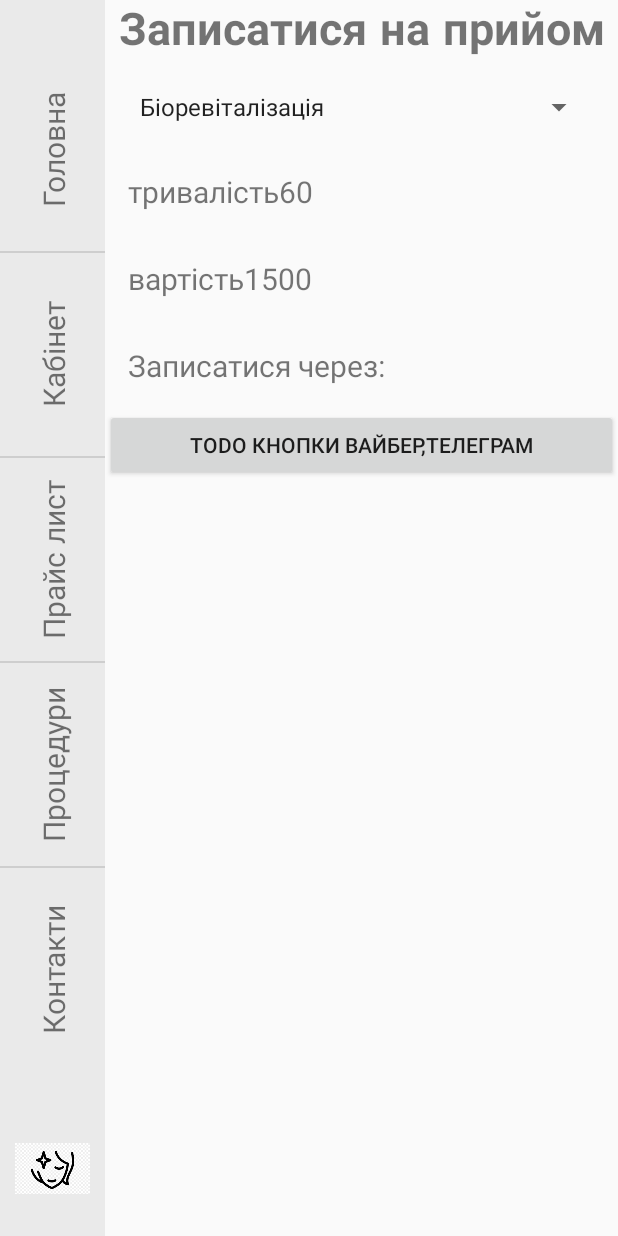
After one commit to daleondeveloper/CosmetologyBeaty, an Android app: the MakeAppointmentActivity screen opened directly, with no data from a screen before it, on a phone screen of 412 x 824 dp. The commit adds this screen. Run offline under Robolectric (Android 15) with nearby library versions, the phone set to English and light mode, and no system bars; our stand-ins replace Room's generated code, RxJava.

Commit message:
-додано активіті на запись на процедуру -доадно вибір процедури і зміна ціни і тривалості

```diff
--- a/app/src/main/AndroidManifest.xml
+++ b/app/src/main/AndroidManifest.xml
@@ -9,7 +9,8 @@
         android:roundIcon="@mipmap/ic_launcher_round"
         android:supportsRtl="true"
         android:theme="@style/AppTheme">
-        <activity android:name=".ProcedureActivity"></activity>
+        <activity android:name=".MakeAppointmentActivity"></activity>
+        <activity android:name=".ProcedureActivity" />
         <activity android:name=".ContactActivity" />
         <activity android:name=".UserActitvity" />
         <activity android:name=".PriceList" />
--- a/app/src/main/java/com/daleondeveloper/cosmetogybeaty/DB/DAO/ProcedureDao.java
+++ b/app/src/main/java/com/daleondeveloper/cosmetogybeaty/DB/DAO/ProcedureDao.java
@@ -22,8 +22,12 @@ public interface ProcedureDao {
     @Query("SELECT * FROM Procedure")
     public Flowable<List<Procedure>> getAll();
 
+    @Query("SELECT * FROM Procedure WHERE name = :name")
+    public Flowable<Procedure> getProcedureByName(String name);
+
     @Query("SELECT * FROM Procedure WHERE isAvailable = :isAvailable")
     public Cursor getAllAvailable(boolean isAvailable);
+
 
     @Insert(onConflict = OnConflictStrategy.REPLACE)
     public Completable insertAll(List<Procedure> procedure);
--- a/app/src/main/java/com/daleondeveloper/cosmetogybeaty/DB/DataBaseRxThread.java
+++ b/app/src/main/java/com/daleondeveloper/cosmetogybeaty/DB/DataBaseRxThread.java
@@ -4,11 +4,15 @@ import android.app.Activity;
 import android.content.Context;
 import android.view.View;
 import android.widget.Adapter;
+import android.widget.ArrayAdapter;
+import android.widget.Spinner;
+import android.widget.TextView;
 
 import androidx.recyclerview.widget.LinearLayoutManager;
 import androidx.recyclerview.widget.RecyclerView;
 
 import com.daleondeveloper.cosmetogybeaty.DB.Entity.Procedure;
+import com.daleondeveloper.cosmetogybeaty.MakeAppointmentActivity;
 import com.daleondeveloper.cosmetogybeaty.R;
 import com.daleondeveloper.cosmetogybeaty.adapter.ProcedureAdapter;
 
@@ -70,7 +74,32 @@ public class DataBaseRxThread {
                         courseRecycle.setAdapter(procedureAdapter);
                     }
                 });
-
-
+    }
+    public void setSpinnerMakeAppointment(final Activity activity, final int spinnerId){
+        dataBase.procedureDao().getAll()
+                .observeOn(AndroidSchedulers.mainThread())
+                .subscribe(new Consumer<List<Procedure>>() {
+                    @Override
+                    public void accept(List<Procedure> procedures) throws Exception {
+                        Spinner spinner = (Spinner)activity.findViewById(spinnerId);
+                        List<String> s = new ArrayList<>();
+                        for(Procedure procedure : procedures){
+                            s.add(procedure.getName());
+                        }
+                        ArrayAdapter<String> adapter = new ArrayAdapter<String>(activity,  android.R.layout.simple_spinner_item, s);
+                        adapter.setDropDownViewResource(android.R.layout.simple_spinner_dropdown_item);
+                        spinner.setAdapter(adapter);
+                    }
+                });
+    }
+    public void setMakeAppointmentCostAndDuration(final MakeAppointmentActivity activity, final String procedureName){
+        dataBase.procedureDao().getProcedureByName(procedureName)
+                .observeOn(AndroidSchedulers.mainThread())
+                .subscribe(new Consumer<Procedure>() {
+                    @Override
+                    public void accept(Procedure procedure) throws Exception {
+                        activity.setOnTextView(procedure.getCost(),procedure.getDuration());
+                    }
+                });
     }
 }
--- /dev/null
+++ b/app/src/main/java/com/daleondeveloper/cosmetogybeaty/MakeAppointmentActivity.java
@@ -0,0 +1,62 @@
+package com.daleondeveloper.cosmetogybeaty;
+
+import androidx.appcompat.app.AppCompatActivity;
+
+import android.app.Activity;
+import android.content.Intent;
+import android.os.Bundle;
+import android.view.View;
+import android.widget.AdapterView;
+import android.widget.Spinner;
+import android.widget.TextView;
+
+import com.daleondeveloper.cosmetogybeaty.DB.CosmetologyDataBase;
+import com.daleondeveloper.cosmetogybeaty.DB.DataBaseRxThread;
+import com.daleondeveloper.cosmetogybeaty.adapter.ProcedureAdapter;
+
+import org.w3c.dom.Text;
+
+public class MakeAppointmentActivity extends AppCompatActivity {
+
+    private DataBaseRxThread dataBaseRxThread;
+    @Override
+    protected void onCreate(Bundle savedInstanceState) {
+        super.onCreate(savedInstanceState);
+        setContentView(R.layout.activity_make_appointment);
+        dataBaseRxThread = new DataBaseRxThread(CosmetologyDataBase.getInstance(this));
+        Intent intent = getIntent();
+        String procedure_name = intent.getStringExtra(ProcedureAdapter.INTENT_PROCEDURE);
+        TextView textView = (TextView)findViewById(R.id.duration_make_appointment);
+        TextView textView1 = (TextView)findViewById(R.id.cost_make_appointment);
+        System.out.println(textView.getText() + " :::::: " + textView1.getText());
+
+        dataBaseRxThread.setSpinnerMakeAppointment(this,R.id.spinner_make_appointment);
+        setCostAndDuration(procedure_name);
+        Spinner spinner = findViewById(R.id.spinner_make_appointment);
+        final Activity activity = this;
+        spinner.setOnItemSelectedListener(new AdapterView.OnItemSelectedListener() {
+            @Override
+            public void onItemSelected(AdapterView<?> parent, View view, int position, long id) {
+                TextView textView = (TextView)view;
+                setCostAndDuration((String)textView.getText());
+            }
+
+            @Override
+            public void onNothingSelected(AdapterView<?> parent) {
+
+            }
+        });
+    }
+
+    private void setCostAndDuration(String name){
+        dataBaseRxThread.setMakeAppointmentCostAndDuration((MakeAppointmentActivity)this,name);
+
+    }
+    public void setOnTextView(int cost, int duration){
+        TextView costTextView = (TextView)findViewById(R.id.cost_make_appointment);
+        TextView durationTextView = (TextView)findViewById(R.id.duration_make_appointment);
+        costTextView.setText("вартість" + cost);
+        durationTextView.setText("тривалість" +duration);
+    }
+
+}
--- a/app/src/main/java/com/daleondeveloper/cosmetogybeaty/PriceList.java
+++ b/app/src/main/java/com/daleondeveloper/cosmetogybeaty/PriceList.java
@@ -4,7 +4,9 @@ import androidx.appcompat.app.AppCompatActivity;
 import androidx.recyclerview.widget.LinearLayoutManager;
 import androidx.recyclerview.widget.RecyclerView;
 
+import android.content.Intent;
 import android.os.Bundle;
+import android.view.View;
 import android.widget.ArrayAdapter;
 import android.widget.ListAdapter;
 import android.widget.ListView;
@@ -52,4 +54,9 @@ public class PriceList extends AppCompatActivity {
                     }
                 });
     }
+
+    public void OnClickMakeAppointment(View view) {
+        Intent intent = new Intent(this,MakeAppointmentActivity.class);
+        startActivity(intent);
+    }
 }
--- a/app/src/main/java/com/daleondeveloper/cosmetogybeaty/adapter/ProcedureAdapter.java
+++ b/app/src/main/java/com/daleondeveloper/cosmetogybeaty/adapter/ProcedureAdapter.java
@@ -1,10 +1,12 @@
 package com.daleondeveloper.cosmetogybeaty.adapter;
 
 import android.content.Context;
+import android.content.Intent;
 import android.graphics.Color;
 import android.view.LayoutInflater;
 import android.view.View;
 import android.view.ViewGroup;
+import android.widget.Button;
 import android.widget.ImageView;
 import android.widget.LinearLayout;
 import android.widget.TextView;
@@ -13,12 +15,15 @@ import androidx.annotation.NonNull;
 import androidx.recyclerview.widget.RecyclerView;
 
 import com.daleondeveloper.cosmetogybeaty.DB.Entity.Procedure;
+import com.daleondeveloper.cosmetogybeaty.MakeAppointmentActivity;
 import com.daleondeveloper.cosmetogybeaty.R;
 
 import java.util.ArrayList;
 import java.util.List;
 
 public class ProcedureAdapter extends RecyclerView.Adapter<ProcedureAdapter.ProcedureViewHolder> {
+
+    public static final String INTENT_PROCEDURE = "procedure_name";
 
     private Context context;
     private List<Procedure> procedures;
@@ -36,7 +41,7 @@ public class ProcedureAdapter extends RecyclerView.Adapter<ProcedureAdapter.Proc
     }
 
     @Override
-    public void onBindViewHolder(@NonNull ProcedureViewHolder holder, int position) {
+    public void onBindViewHolder(@NonNull final ProcedureViewHolder holder, final int position) {
 
       //  holder.courseBg.setBackgroundColor(Color.parseColor(procedures.get(position).getColor()));
         holder.image.setImageResource((int)procedures.get(position).getImage());
@@ -44,6 +49,14 @@ public class ProcedureAdapter extends RecyclerView.Adapter<ProcedureAdapter.Proc
         holder.infoTxt.setText(procedures.get(position).getDescription());
         holder.durationTxt.setText(procedures.get(position).getDuration() + " хвилин");
         holder.costTxt.setText(procedures.get(position).getCost() + " грн");
+        holder.button.setOnClickListener(new View.OnClickListener() {
+            @Override
+            public void onClick(View v) {
+                Intent intent = new Intent(context, MakeAppointmentActivity.class);
+                intent.putExtra(INTENT_PROCEDURE,procedures.get(position).getName());
+                context.startActivity(intent);
+            }
+        });
     }
     private String getColor(){
         String[] colors = {
@@ -63,6 +76,7 @@ public class ProcedureAdapter extends RecyclerView.Adapter<ProcedureAdapter.Proc
         LinearLayout courseBg;
         ImageView image;
         TextView titleTxt,infoTxt,durationTxt,costTxt;
+        Button button;
 
 
         public ProcedureViewHolder(@NonNull View itemView) {
@@ -74,6 +88,7 @@ public class ProcedureAdapter extends RecyclerView.Adapter<ProcedureAdapter.Proc
             infoTxt = itemView.findViewById(R.id.cardInfo);
             durationTxt = itemView.findViewById(R.id.cardDuration);
             costTxt = itemView.findViewById(R.id.cardCost);
+            button = itemView.findViewById(R.id.cardButtonMakeAppointment);
 
         }
     }
--- /dev/null
+++ b/app/src/main/res/layout/activity_make_appointment.xml
@@ -0,0 +1,68 @@
+<?xml version="1.0" encoding="utf-8"?>
+<LinearLayout xmlns:android="http://schemas.android.com/apk/res/android"
+    xmlns:app="http://schemas.android.com/apk/res-auto"
+    xmlns:tools="http://schemas.android.com/tools"
+    android:layout_width="match_parent"
+    android:layout_height="match_parent"
+    android:orientation = "horizontal"
+    tools:context=".MakeAppointmentActivity">
+    <androidx.fragment.app.FragmentContainerView
+        android:id="@+id/fragment"
+        android:name="com.daleondeveloper.cosmetogybeaty.MainMenuFragment"
+        android:layout_width="wrap_content"
+        android:layout_height="match_parent">
+
+    </androidx.fragment.app.FragmentContainerView>
+
+    <LinearLayout
+        android:layout_width="match_parent"
+        android:layout_height="match_parent"
+        android:orientation="vertical">
+
+        <TextView
+            android:id="@+id/textView10"
+            android:layout_width="match_parent"
+            android:layout_height="wrap_content"
+            android:gravity="center"
+            android:text="@string/make_appointment"
+            android:textSize="30sp"
+            app:fontFamily="@font/montserrat_bold" />
+
+        <Spinner
+            android:id="@+id/spinner_make_appointment"
+            android:layout_width="match_parent"
+            android:layout_height="wrap_content"
+            android:layout_margin = "15dp"/>
+
+        <TextView
+            android:id="@+id/duration_make_appointment"
+            android:layout_width="match_parent"
+            android:layout_height="wrap_content"
+            android:text="тривалість :  60 хв"
+            android:textSize = "20sp"
+            android:layout_margin = "15dp"/>
+
+        <TextView
+            android:id="@+id/cost_make_appointment"
+            android:layout_width="match_parent"
+            android:layout_height="wrap_content"
+            android:text="вартість : 1000 грн"
+            android:textSize = "20sp"
+            android:layout_margin = "15dp"/>
+
+        <TextView
+            android:id="@+id/textView13"
+            android:layout_width="match_parent"
+            android:layout_height="wrap_content"
+            android:text="Записатися через:"
+            android:textSize = "20sp"
+            android:layout_margin = "15dp"/>
+
+        <Button
+            android:id="@+id/button"
+            android:layout_width="match_parent"
+            android:layout_height="wrap_content"
+            android:text="TODO кнопки вайбер,телеграм" />
+
+    </LinearLayout>
+</LinearLayout>
--- a/app/src/main/res/layout/activity_price_list.xml
+++ b/app/src/main/res/layout/activity_price_list.xml
@@ -64,7 +64,8 @@
             android:id="@+id/button4"
             android:layout_width="match_parent"
             android:layout_height="wrap_content"
-            android:text="@string/make_appointment" />
+            android:text="@string/make_appointment"
+            android:onClick = "OnClickMakeAppointment"/>
     </LinearLayout>
 
 </LinearLayout>
--- a/app/src/main/res/layout/element_card_view_procedures.xml
+++ b/app/src/main/res/layout/element_card_view_procedures.xml
@@ -109,11 +109,12 @@
             </LinearLayout>
 
             <Button
-                android:id="@+id/button3"
+                android:id="@+id/cardButtonMakeAppointment"
                 style="@style/Widget.AppCompat.Button.Colored"
                 android:layout_width="match_parent"
                 android:layout_height="wrap_content"
-                android:text="@string/make_appointment" />
+                android:text="@string/make_appointment"
+                />
         </LinearLayout>
 
     </androidx.cardview.widget.CardView>
```
